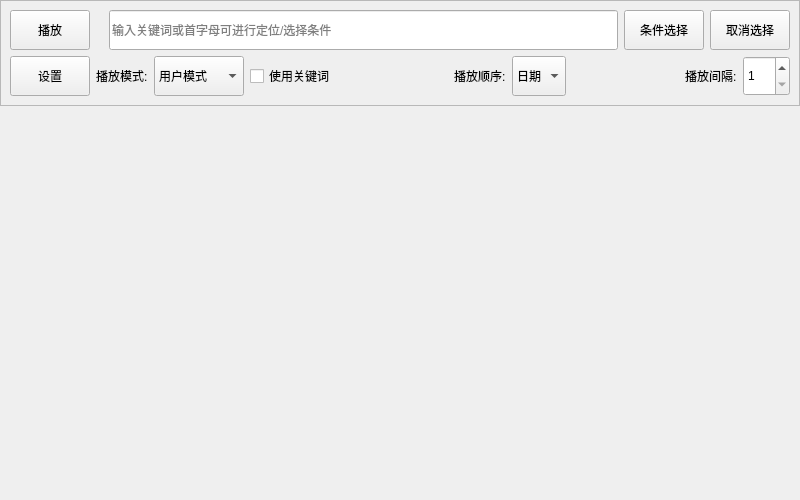
The window that FrameFlow/SubWidget/WallPaper/DesignFile/MainWidget.ui (YUN-LJ/FrameFlow) describes before a commit, drawn with Qt 5.
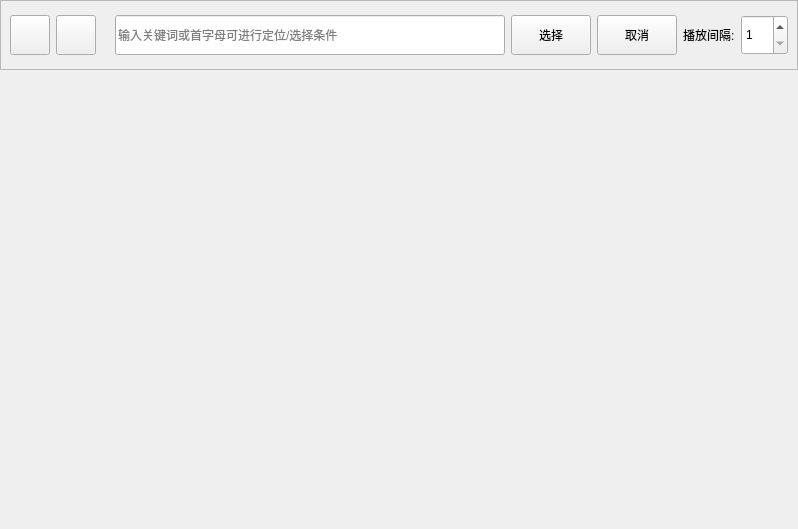
The same window after the commit. Custom widgets are drawn as their Qt base class.

Diff of the .ui file:
```diff
--- a/FrameFlow/SubWidget/WallPaper/DesignFile/MainWidget.ui
+++ b/FrameFlow/SubWidget/WallPaper/DesignFile/MainWidget.ui
@@ -6,8 +6,8 @@
    <rect>
     <x>0</x>
     <y>0</y>
-    <width>800</width>
-    <height>500</height>
+    <width>798</width>
+    <height>529</height>
    </rect>
   </property>
   <property name="windowTitle">
@@ -30,7 +30,13 @@
     <number>10</number>
    </property>
    <item>
-    <widget class="QScrollArea" name="scrollArea_options">
+    <widget class="SmoothScrollArea" name="scrollArea_options">
+     <property name="minimumSize">
+      <size>
+       <width>0</width>
+       <height>0</height>
+      </size>
+     </property>
      <property name="widgetResizable">
       <bool>true</bool>
      </property>
@@ -39,115 +45,88 @@
        <rect>
         <x>0</x>
         <y>0</y>
-        <width>798</width>
-        <height>110</height>
+        <width>796</width>
+        <height>58</height>
        </rect>
       </property>
       <layout class="QHBoxLayout" name="horizontalLayout_2">
        <item>
-        <layout class="QGridLayout" name="gridLayout">
-         <item row="3" column="1">
-          <layout class="QHBoxLayout" name="horizontalLayout_4">
-           <item>
-            <widget class="QLabel" name="label_mode">
-             <property name="styleSheet">
-              <string notr="true">font: 12pt &quot;Microsoft YaHei UI&quot;;</string>
+        <widget class="PrimaryToolButton" name="pushButton_play">
+         <property name="minimumSize">
+          <size>
+           <width>0</width>
+           <height>40</height>
+          </size>
              </property>
              <property name="text">
-              <string>播放模式:</string>
+          <string/>
              </property>
             </widget>
            </item>
            <item>
-            <widget class="ComboBox" name="comboBox_mode">
+        <widget class="PrimaryToolButton" name="pushButton_set">
              <property name="minimumSize">
               <size>
                <width>0</width>
                <height>40</height>
               </size>
              </property>
-             <item>
               <property name="text">
-               <string>用户模式</string>
-              </property>
+          <string/>
+         </property>
+        </widget>
              </item>
              <item>
-              <property name="text">
-               <string>收藏夹模式</string>
-              </property>
-             </item>
-             <item>
+        <widget class="BodyLabel" name="label_progress">
+         <property name="styleSheet">
+          <string notr="true">font: 12pt &quot;Microsoft YaHei UI&quot;;</string>
+         </property>
               <property name="text">
-               <string>视频模式</string>
-              </property>
-             </item>
+          <string/>
+         </property>
             </widget>
            </item>
            <item>
-            <widget class="SwitchButton" name="checkBox_use_tag">
-             <property name="text">
-              <string>使用关键词</string>
-             </property>
+        <widget class="SearchLineEdit" name="lineEdit_search">
+         <property name="minimumSize">
+          <size>
+           <width>0</width>
+           <height>40</height>
+          </size>
+         </property>
+         <property name="placeholderText">
+          <string>输入关键词或首字母可进行定位/选择条件</string>
+         </property>
             </widget>
            </item>
            <item>
-            <spacer name="horizontalSpacer">
-             <property name="orientation">
-              <enum>Qt::Orientation::Horizontal</enum>
-             </property>
-             <property name="sizeHint" stdset="0">
+        <widget class="PrimaryPushButton" name="pushButton_select">
+         <property name="minimumSize">
               <size>
-               <width>40</width>
-               <height>20</height>
-              </size>
-             </property>
-            </spacer>
-           </item>
-           <item>
-            <widget class="QLabel" name="label_order">
-             <property name="styleSheet">
-              <string notr="true">font: 12pt &quot;Microsoft YaHei UI&quot;;</string>
-             </property>
+           <width>0</width>
+           <height>40</height>
+          </size>
+         </property>
              <property name="text">
-              <string>播放顺序:</string>
+          <string>选择</string>
              </property>
             </widget>
            </item>
            <item>
-            <widget class="ComboBox" name="comboBox">
+        <widget class="PrimaryPushButton" name="pushButton_cancel_select">
              <property name="minimumSize">
               <size>
                <width>0</width>
                <height>40</height>
               </size>
              </property>
-             <item>
               <property name="text">
-               <string>日期</string>
-              </property>
-             </item>
-             <item>
-              <property name="text">
-               <string>随机</string>
-              </property>
-             </item>
+          <string>取消</string>
+         </property>
             </widget>
            </item>
            <item>
-            <spacer name="horizontalSpacer_2">
-             <property name="orientation">
-              <enum>Qt::Orientation::Horizontal</enum>
-             </property>
-             <property name="sizeHint" stdset="0">
-              <size>
-               <width>40</width>
-               <height>20</height>
-              </size>
-             </property>
-            </spacer>
-           </item>
-           <item>
-            <widget class="QLabel" name="label">
+        <widget class="BodyLabel" name="label_3">
              <property name="styleSheet">
               <string notr="true">font: 12pt &quot;Microsoft YaHei UI&quot;;</string>
              </property>
@@ -173,89 +152,6 @@
             </widget>
            </item>
           </layout>
-         </item>
-         <item row="1" column="1">
-          <layout class="QHBoxLayout" name="horizontalLayout_3">
-           <item>
-            <widget class="QLabel" name="label_progress">
-             <property name="styleSheet">
-              <string notr="true">font: 12pt &quot;Microsoft YaHei UI&quot;;</string>
-             </property>
-             <property name="text">
-              <string/>
-             </property>
-            </widget>
-           </item>
-           <item>
-            <widget class="SearchLineEdit" name="lineEdit_search">
-             <property name="minimumSize">
-              <size>
-               <width>0</width>
-               <height>40</height>
-              </size>
-             </property>
-             <property name="placeholderText">
-              <string>输入关键词或首字母可进行定位/选择条件</string>
-             </property>
-            </widget>
-           </item>
-           <item>
-            <widget class="PrimaryPushButton" name="pushButton_select">
-             <property name="minimumSize">
-              <size>
-               <width>0</width>
-               <height>40</height>
-              </size>
-             </property>
-             <property name="text">
-              <string>条件选择</string>
-             </property>
-            </widget>
-           </item>
-           <item>
-            <widget class="PrimaryPushButton" name="pushButton_cancel_select">
-             <property name="minimumSize">
-              <size>
-               <width>0</width>
-               <height>40</height>
-              </size>
-             </property>
-             <property name="text">
-              <string>取消选择</string>
-             </property>
-            </widget>
-           </item>
-          </layout>
-         </item>
-         <item row="1" column="0">
-          <widget class="PrimaryPushButton" name="pushButton_play">
-           <property name="minimumSize">
-            <size>
-             <width>0</width>
-             <height>40</height>
-            </size>
-           </property>
-           <property name="text">
-            <string>播放</string>
-           </property>
-          </widget>
-         </item>
-         <item row="3" column="0">
-          <widget class="PrimaryPushButton" name="pushButton_set">
-           <property name="minimumSize">
-            <size>
-             <width>0</width>
-             <height>40</height>
-            </size>
-           </property>
-           <property name="text">
-            <string>设置</string>
-           </property>
-          </widget>
-         </item>
-        </layout>
-       </item>
-      </layout>
      </widget>
     </widget>
    </item>
@@ -265,19 +161,20 @@
   </layout>
  </widget>
  <customwidgets>
+  <customwidget>
+   <class>SmoothScrollArea</class>
+   <extends>QScrollArea</extends>
+   <header>qfluentwidgets.components.widgets</header>
+   <container>1</container>
+  </customwidget>
   <customwidget>
    <class>PrimaryPushButton</class>
    <extends>QPushButton</extends>
    <header>qfluentwidgets.components.widgets</header>
   </customwidget>
   <customwidget>
-   <class>ComboBox</class>
-   <extends>QComboBox</extends>
-   <header>qfluentwidgets.components.widgets</header>
-  </customwidget>
-  <customwidget>
-   <class>SpinBox</class>
-   <extends>QSpinBox</extends>
+   <class>BodyLabel</class>
+   <extends>QLabel</extends>
    <header>qfluentwidgets.components.widgets</header>
   </customwidget>
   <customwidget>
@@ -286,8 +183,13 @@
    <header>qfluentwidgets.components.widgets</header>
   </customwidget>
   <customwidget>
-   <class>SwitchButton</class>
-   <extends>QCheckBox</extends>
+   <class>SpinBox</class>
+   <extends>QSpinBox</extends>
+   <header>qfluentwidgets.components.widgets</header>
+  </customwidget>
+  <customwidget>
+   <class>PrimaryToolButton</class>
+   <extends>QPushButton</extends>
    <header>qfluentwidgets.components.widgets</header>
   </customwidget>
  </customwidgets>
```
Lines whose indentation alone changed are shown as unchanged.
